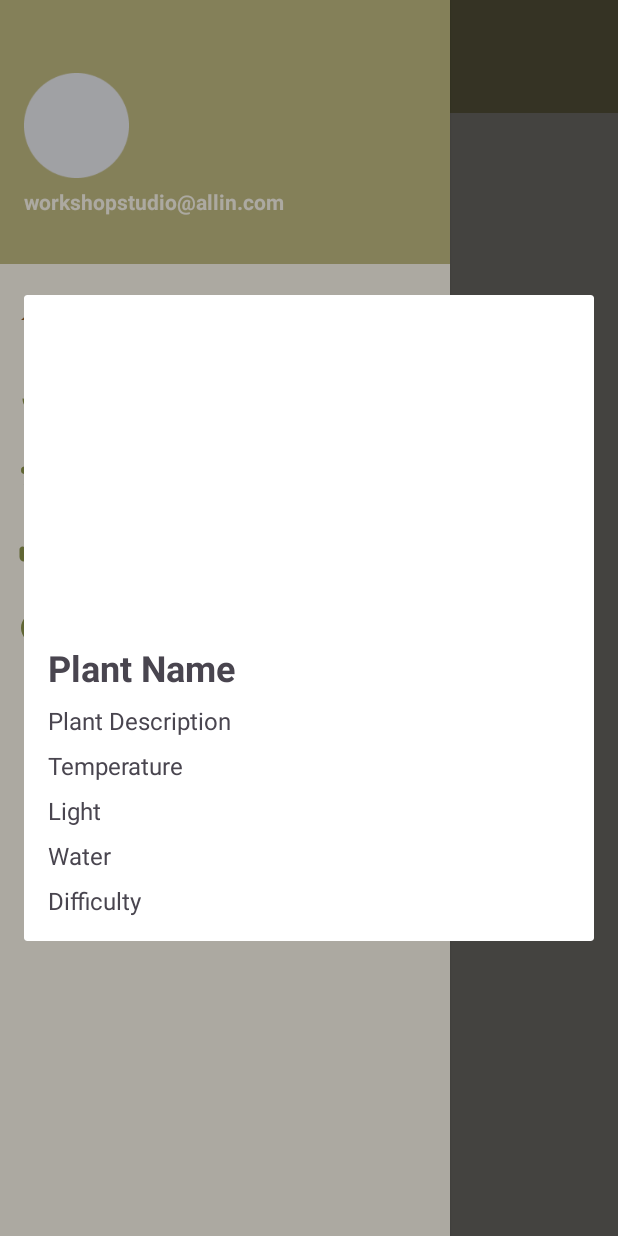
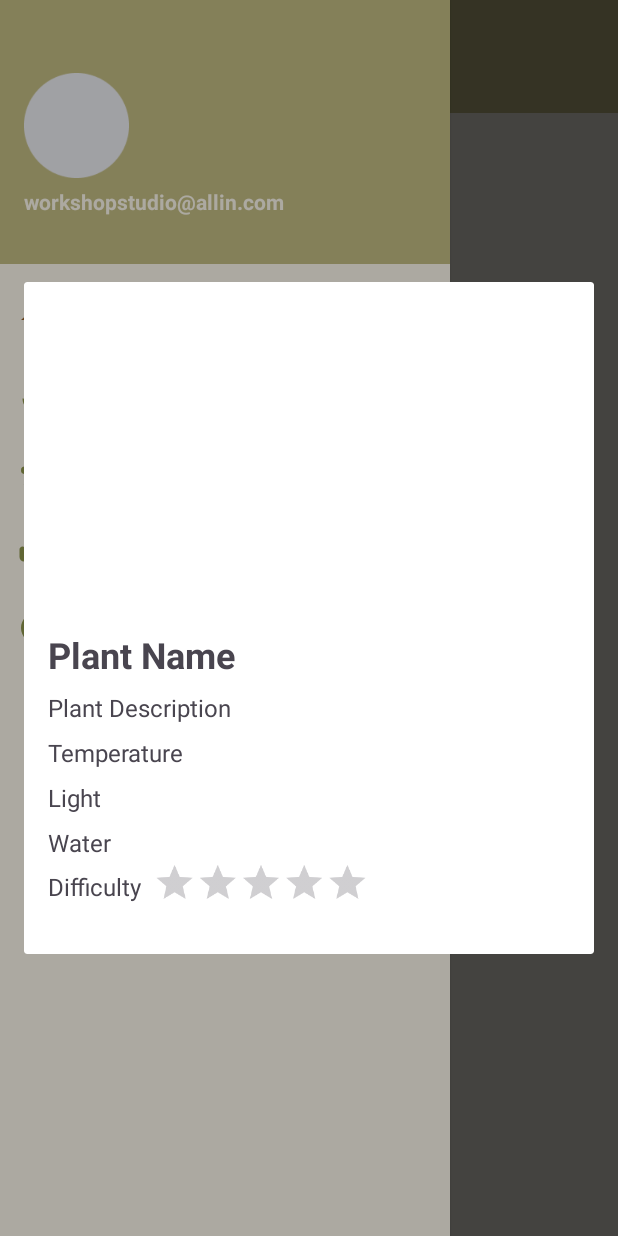
Before and after one commit to EasierThanIThought/All-In-App, an Android app: the fragment PlantInfoFragment placed in its activity, with the side drawer open, on a phone screen of 412 x 824 dp. Run offline under Robolectric (Android 15) with nearby library versions, the phone set to English and light mode, and no system bars; 1 statement that could not run was skipped.

Commit message:
added ratingBar for difficulty representation

```diff
--- a/app/src/main/java/com/example/allin/PlantInfoFragment.java
+++ b/app/src/main/java/com/example/allin/PlantInfoFragment.java
@@ -12,11 +12,8 @@ import android.view.LayoutInflater;
 import android.view.View;
 import android.view.ViewGroup;
 import android.widget.ImageView;
+import android.widget.RatingBar;
 import android.widget.TextView;
-
-import com.bumptech.glide.Glide;
-import com.bumptech.glide.load.resource.bitmap.RoundedCorners;
-import com.bumptech.glide.request.RequestOptions;
 
 
 public class PlantInfoFragment extends DialogFragment {
@@ -28,6 +25,7 @@ public class PlantInfoFragment extends DialogFragment {
     private TextView lightTextView;
     private TextView waterTextView;
     private TextView difficultyTextView;
+    private RatingBar difficultyRatingBar;
 
     private static final String ARG_IMAGE_DATA = "imageData";
     private static final String ARG_NAME = "name";
@@ -55,15 +53,6 @@ public class PlantInfoFragment extends DialogFragment {
         // Required empty public constructor
     }
 
-//    @Override
-//    public void onCreate(Bundle savedInstanceState) {
-//        super.onCreate(savedInstanceState);
-//        if (getArguments() != null) {
-//            mParam1 = getArguments().getString(ARG_PARAM1);
-//            mParam2 = getArguments().getString(ARG_PARAM2);
-//        }
-//    }
-
     @Override
     public View onCreateView(@NonNull LayoutInflater inflater, @Nullable ViewGroup container,
                              @Nullable Bundle savedInstanceState) {
@@ -76,6 +65,7 @@ public class PlantInfoFragment extends DialogFragment {
         lightTextView = view.findViewById(R.id.lightTextView);
         waterTextView = view.findViewById(R.id.waterTextView);
         difficultyTextView = view.findViewById(R.id.difficultyTextView);
+        difficultyRatingBar = view.findViewById(R.id.difficultyRatingBar);
 
         if (getArguments() != null) {
             String photoPath = getArguments().getString(ARG_IMAGE_DATA);
@@ -94,7 +84,8 @@ public class PlantInfoFragment extends DialogFragment {
             temperatureTextView.setText("Temperature: " + temperature);
             lightTextView.setText("Light: " + light);
             waterTextView.setText("Water: " + water);
-            difficultyTextView.setText("Difficulty: " + difficulty);
+            // difficultyTextView.setText("Difficulty: " + difficulty);
+            difficultyRatingBar.setRating(difficulty);
         }
 
         return view;
--- a/app/src/main/res/layout/fragment_plant_info.xml
+++ b/app/src/main/res/layout/fragment_plant_info.xml
@@ -58,13 +58,34 @@
             android:text="Water"
             android:textSize="16sp" />
 
-        <TextView
-            android:id="@+id/difficultyTextView"
+        <LinearLayout
             android:layout_width="match_parent"
             android:layout_height="wrap_content"
-            android:layout_marginTop="8dp"
-            android:text="Difficulty"
-            android:textSize="16sp" />
+            android:orientation="horizontal"
+            android:gravity="center_vertical"
+            android:layout_marginTop="-10dp">
+
+            <TextView
+                android:id="@+id/difficultyTextView"
+                android:layout_width="wrap_content"
+                android:layout_height="wrap_content"
+                android:text="Difficulty"
+                android:textSize="16sp"
+                android:layout_marginRight="-40dp"/>
+
+            <RatingBar
+                android:id="@+id/difficultyRatingBar"
+                android:layout_width="wrap_content"
+                android:layout_height="wrap_content"
+                android:numStars="5"
+                android:stepSize="1"
+                android:scaleX="0.6"
+                android:scaleY="0.6"
+                android:isIndicator="true"
+                android:layout_gravity="center_vertical" />
+
+
+        </LinearLayout>
 
     </LinearLayout>
 
```
